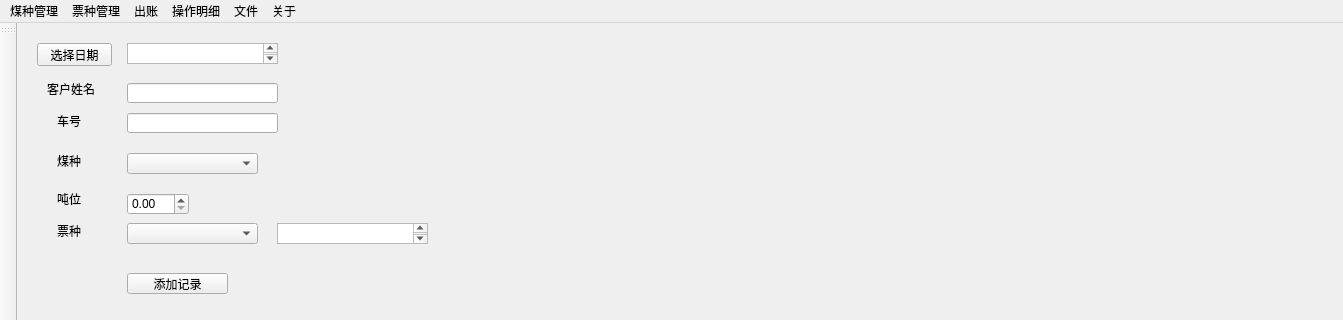
The window that ui/main_window.ui (leexuehan/ParamGenerator) describes before a commit, drawn with Qt 5; both pictures show x 0 to 1343 and y 0 to 320 of the 1343 by 732 pixel window.
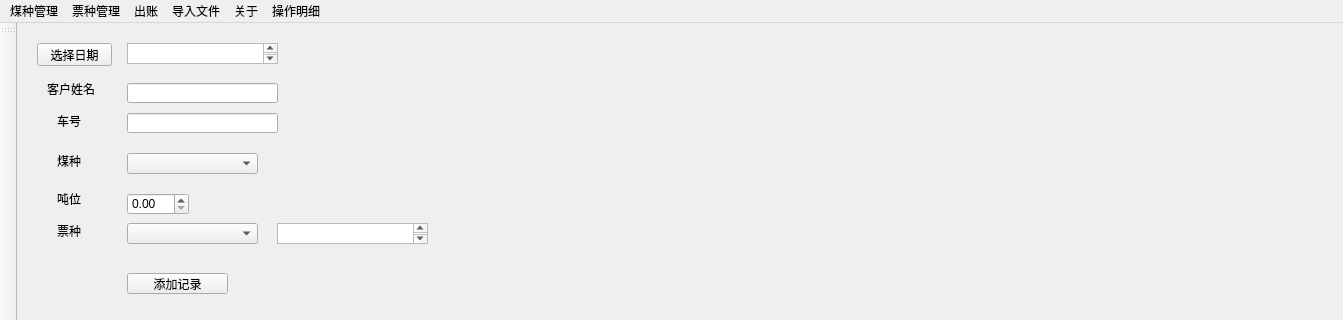
The same window after the commit.

Commit message: 调整菜单栏

What changed in the file:
```diff
--- a/ui/main_window.ui
+++ b/ui/main_window.ui
@@ -253,15 +253,15 @@
    </widget>
    <widget class="QMenu" name="menu_4">
     <property name="title">
-     <string>文件</string>
+     <string>导入文件</string>
     </property>
    </widget>
    <addaction name="coal"/>
    <addaction name="ticket"/>
    <addaction name="menuhelp"/>
-   <addaction name="menu_3"/>
    <addaction name="menu_4"/>
    <addaction name="menu"/>
+   <addaction name="menu_3"/>
   </widget>
   <widget class="QStatusBar" name="statusbar"/>
   <widget class="QToolBar" name="toolBar">
```
Left out of the diff: 5 changed lines with no effect on the pictures.
